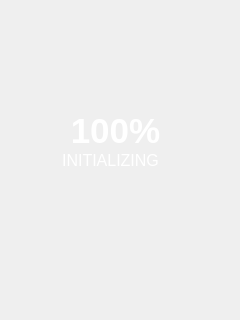
Old version of the form loading.ui in the repository dzvancuks/QtUI.
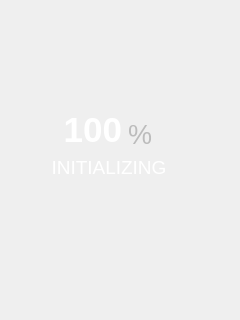
New version of the form.

Commit message: Centered Loading widget elements. Split % sign

What changed in the file:
```diff
--- a/loading.ui
+++ b/loading.ui
@@ -16,15 +16,20 @@
   <property name="autoFillBackground">
    <bool>false</bool>
   </property>
-  <widget class="QLabel" name="lbl_loaded">
+  <widget class="QWidget" name="verticalLayoutWidget">
    <property name="geometry">
     <rect>
-     <x>60</x>
+     <x>20</x>
      <y>110</y>
-     <width>111</width>
-     <height>41</height>
+     <width>178</width>
+     <height>77</height>
     </rect>
    </property>
+   <layout class="QVBoxLayout" name="verticalLayout">
+    <item>
+     <layout class="QHBoxLayout" name="horizontalLayout">
+      <item>
+       <widget class="QLabel" name="lbl_loaded">
    <property name="palette">
     <palette>
      <active>
@@ -71,21 +76,76 @@
     </font>
    </property>
    <property name="text">
-    <string>100%</string>
+         <string>100</string>
    </property>
    <property name="alignment">
-    <set>Qt::AlignCenter</set>
-   </property>
-  </widget>
+         <set>Qt::AlignRight|Qt::AlignTrailing|Qt::AlignVCenter</set>
+        </property>
+       </widget>
+      </item>
+      <item>
+       <widget class="QLabel" name="lbl_percent">
+        <property name="maximumSize">
+         <size>
+          <width>70</width>
+          <height>16777215</height>
+         </size>
+        </property>
+        <property name="palette">
+         <palette>
+          <active>
+           <colorrole role="WindowText">
+            <brush brushstyle="SolidPattern">
+             <color alpha="255">
+              <red>188</red>
+              <green>188</green>
+              <blue>188</blue>
+             </color>
+            </brush>
+           </colorrole>
+          </active>
+          <inactive>
+           <colorrole role="WindowText">
+            <brush brushstyle="SolidPattern">
+             <color alpha="255">
+              <red>188</red>
+              <green>188</green>
+              <blue>188</blue>
+             </color>
+            </brush>
+           </colorrole>
+          </inactive>
+          <disabled>
+           <colorrole role="WindowText">
+            <brush brushstyle="SolidPattern">
+             <color alpha="255">
+              <red>120</red>
+              <green>120</green>
+              <blue>120</blue>
+             </color>
+            </brush>
+           </colorrole>
+          </disabled>
+         </palette>
+        </property>
+        <property name="font">
+         <font>
+          <family>Tahoma</family>
+          <pointsize>20</pointsize>
+         </font>
+        </property>
+        <property name="text">
+         <string>%</string>
+        </property>
+        <property name="alignment">
+         <set>Qt::AlignBottom|Qt::AlignLeading|Qt::AlignLeft</set>
+        </property>
+       </widget>
+      </item>
+     </layout>
+    </item>
+    <item>
   <widget class="QLabel" name="lbl_init">
-   <property name="geometry">
-    <rect>
-     <x>60</x>
-     <y>150</y>
-     <width>101</width>
-     <height>21</height>
-    </rect>
-   </property>
    <property name="palette">
     <palette>
      <active>
@@ -125,15 +185,19 @@
    </property>
    <property name="font">
     <font>
-     <pointsize>12</pointsize>
+        <family>Tahoma</family>
+        <pointsize>14</pointsize>
     </font>
    </property>
    <property name="text">
     <string>INITIALIZING</string>
    </property>
    <property name="alignment">
-    <set>Qt::AlignCenter</set>
-   </property>
+       <set>Qt::AlignHCenter|Qt::AlignTop</set>
+      </property>
+     </widget>
+    </item>
+   </layout>
   </widget>
  </widget>
  <resources/>
```
Lines whose indentation alone changed are shown as unchanged. The commit also changes 2 other files.
